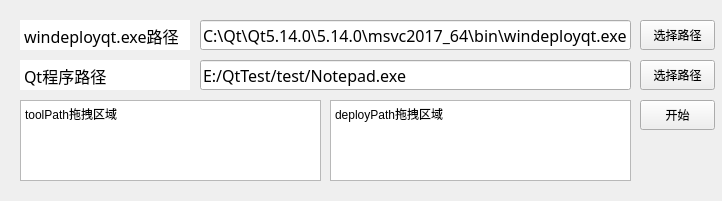
The window that mainwindow.ui (Purple-CSGO/windeployqtGUI) describes before a commit, drawn with Qt 5.
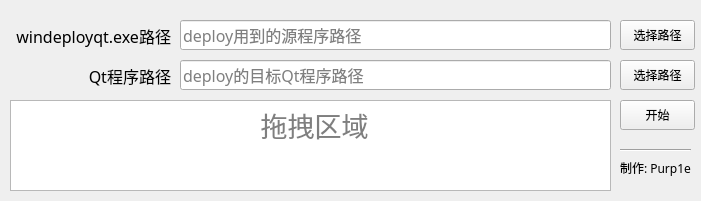
The same window after the commit.

Commit message: Realize Drag&Drop Fetching File Name Feature. Fix some errors.

What changed in the file:
```diff
--- a/mainwindow.ui
+++ b/mainwindow.ui
@@ -6,7 +6,7 @@
    <rect>
     <x>0</x>
     <y>0</y>
-    <width>722</width>
+    <width>701</width>
     <height>201</height>
    </rect>
   </property>
@@ -14,66 +14,10 @@
    <string>MainWindow</string>
   </property>
   <widget class="QWidget" name="centralwidget">
-   <widget class="QTextEdit" name="toolText">
-    <property name="geometry">
-     <rect>
-      <x>20</x>
-      <y>20</y>
-      <width>170</width>
-      <height>30</height>
-     </rect>
-    </property>
-    <property name="sizePolicy">
-     <sizepolicy hsizetype="Preferred" vsizetype="Preferred">
-      <horstretch>0</horstretch>
-      <verstretch>0</verstretch>
-     </sizepolicy>
-    </property>
-    <property name="font">
-     <font>
-      <family>Sarasa Gothic SC</family>
-      <pointsize>12</pointsize>
-     </font>
-    </property>
-    <property name="mouseTracking">
-     <bool>false</bool>
-    </property>
-    <property name="inputMethodHints">
-     <set>Qt::ImhNone</set>
-    </property>
-    <property name="frameShape">
-     <enum>QFrame::NoFrame</enum>
-    </property>
-    <property name="frameShadow">
-     <enum>QFrame::Sunken</enum>
-    </property>
-    <property name="verticalScrollBarPolicy">
-     <enum>Qt::ScrollBarAlwaysOff</enum>
-    </property>
-    <property name="lineWrapMode">
-     <enum>QTextEdit::WidgetWidth</enum>
-    </property>
-    <property name="html">
-     <string>&lt;!DOCTYPE HTML PUBLIC &quot;-//W3C//DTD HTML 4.0//EN&quot; &quot;http://www.w3.org/TR/REC-html40/strict.dtd&quot;&gt;
-&lt;html&gt;&lt;head&gt;&lt;meta name=&quot;qrichtext&quot; content=&quot;1&quot; /&gt;&lt;style type=&quot;text/css&quot;&gt;
-p, li { white-space: pre-wrap; }
-&lt;/style&gt;&lt;/head&gt;&lt;body style=&quot; font-family:'Sarasa Gothic SC'; font-size:12pt; font-weight:400; font-style:normal;&quot;&gt;
-&lt;p style=&quot; margin-top:0px; margin-bottom:0px; margin-left:0px; margin-right:0px; -qt-block-indent:0; text-indent:0px;&quot;&gt;windeployqt.exe路径&lt;/p&gt;&lt;/body&gt;&lt;/html&gt;</string>
-    </property>
-    <property name="acceptRichText">
-     <bool>false</bool>
-    </property>
-    <property name="cursorWidth">
-     <number>0</number>
-    </property>
-    <property name="textInteractionFlags">
-     <set>Qt::NoTextInteraction</set>
-    </property>
-   </widget>
    <widget class="QPushButton" name="toolPathSelect">
     <property name="geometry">
      <rect>
-      <x>640</x>
+      <x>620</x>
       <y>20</y>
       <width>75</width>
       <height>30</height>
@@ -86,7 +30,7 @@
    <widget class="QPushButton" name="deployPathSelect">
     <property name="geometry">
      <rect>
-      <x>640</x>
+      <x>620</x>
       <y>60</y>
       <width>75</width>
       <height>30</height>
@@ -96,109 +40,10 @@
      <string>选择路径</string>
     </property>
    </widget>
-   <widget class="QTextEdit" name="deployText">
-    <property name="enabled">
-     <bool>true</bool>
-    </property>
-    <property name="geometry">
-     <rect>
-      <x>20</x>
-      <y>60</y>
-      <width>170</width>
-      <height>30</height>
-     </rect>
-    </property>
-    <property name="sizePolicy">
-     <sizepolicy hsizetype="Preferred" vsizetype="Preferred">
-      <horstretch>0</horstretch>
-      <verstretch>0</verstretch>
-     </sizepolicy>
-    </property>
-    <property name="font">
-     <font>
-      <family>Sarasa Gothic SC</family>
-      <pointsize>12</pointsize>
-     </font>
-    </property>
-    <property name="mouseTracking">
-     <bool>false</bool>
-    </property>
-    <property name="layoutDirection">
-     <enum>Qt::LeftToRight</enum>
-    </property>
-    <property name="inputMethodHints">
-     <set>Qt::ImhNone</set>
-    </property>
-    <property name="frameShape">
-     <enum>QFrame::NoFrame</enum>
-    </property>
-    <property name="frameShadow">
-     <enum>QFrame::Sunken</enum>
-    </property>
-    <property name="verticalScrollBarPolicy">
-     <enum>Qt::ScrollBarAlwaysOff</enum>
-    </property>
-    <property name="lineWrapMode">
-     <enum>QTextEdit::WidgetWidth</enum>
-    </property>
-    <property name="html">
-     <string>&lt;!DOCTYPE HTML PUBLIC &quot;-//W3C//DTD HTML 4.0//EN&quot; &quot;http://www.w3.org/TR/REC-html40/strict.dtd&quot;&gt;
-&lt;html&gt;&lt;head&gt;&lt;meta name=&quot;qrichtext&quot; content=&quot;1&quot; /&gt;&lt;style type=&quot;text/css&quot;&gt;
-p, li { white-space: pre-wrap; }
-&lt;/style&gt;&lt;/head&gt;&lt;body style=&quot; font-family:'Sarasa Gothic SC'; font-size:12pt; font-weight:400; font-style:normal;&quot;&gt;
-&lt;p style=&quot; margin-top:0px; margin-bottom:0px; margin-left:0px; margin-right:0px; -qt-block-indent:0; text-indent:0px;&quot;&gt;Qt程序路径&lt;/p&gt;&lt;/body&gt;&lt;/html&gt;</string>
-    </property>
-    <property name="acceptRichText">
-     <bool>false</bool>
-    </property>
-    <property name="cursorWidth">
-     <number>0</number>
-    </property>
-    <property name="textInteractionFlags">
-     <set>Qt::NoTextInteraction</set>
-    </property>
-    <property name="placeholderText">
-     <string>选择deployqt使用的源程序</string>
-    </property>
-   </widget>
-   <widget class="QTextEdit" name="textEdit">
-    <property name="geometry">
-     <rect>
-      <x>20</x>
-      <y>100</y>
-      <width>301</width>
-      <height>81</height>
-     </rect>
-    </property>
-    <property name="html">
-     <string>&lt;!DOCTYPE HTML PUBLIC &quot;-//W3C//DTD HTML 4.0//EN&quot; &quot;http://www.w3.org/TR/REC-html40/strict.dtd&quot;&gt;
-&lt;html&gt;&lt;head&gt;&lt;meta name=&quot;qrichtext&quot; content=&quot;1&quot; /&gt;&lt;style type=&quot;text/css&quot;&gt;
-p, li { white-space: pre-wrap; }
-&lt;/style&gt;&lt;/head&gt;&lt;body style=&quot; font-family:'SimSun'; font-size:9pt; font-weight:400; font-style:normal;&quot;&gt;
-&lt;p style=&quot; margin-top:0px; margin-bottom:0px; margin-left:0px; margin-right:0px; -qt-block-indent:0; text-indent:0px;&quot;&gt;&lt;span style=&quot; font-family:'SimSun';&quot;&gt;toolPath拖拽区域&lt;/span&gt;&lt;/p&gt;&lt;/body&gt;&lt;/html&gt;</string>
-    </property>
-   </widget>
-   <widget class="QTextEdit" name="textEdit_2">
-    <property name="geometry">
-     <rect>
-      <x>330</x>
-      <y>100</y>
-      <width>301</width>
-      <height>81</height>
-     </rect>
-    </property>
-    <property name="html">
-     <string>&lt;!DOCTYPE HTML PUBLIC &quot;-//W3C//DTD HTML 4.0//EN&quot; &quot;http://www.w3.org/TR/REC-html40/strict.dtd&quot;&gt;
-&lt;html&gt;&lt;head&gt;&lt;meta name=&quot;qrichtext&quot; content=&quot;1&quot; /&gt;&lt;style type=&quot;text/css&quot;&gt;
-p, li { white-space: pre-wrap; }
-&lt;/style&gt;&lt;/head&gt;&lt;body style=&quot; font-family:'SimSun'; font-size:9pt; font-weight:400; font-style:normal;&quot;&gt;
-&lt;p style=&quot; margin-top:0px; margin-bottom:0px; margin-left:0px; margin-right:0px; -qt-block-indent:0; text-indent:0px;&quot;&gt;&lt;span style=&quot; font-family:'SimSun';&quot;&gt;deployPath拖拽区域&lt;/span&gt;&lt;/p&gt;&lt;/body&gt;&lt;/html&gt;</string>
-    </property>
-   </widget>
    <widget class="QPushButton" name="Start">
     <property name="geometry">
      <rect>
-      <x>640</x>
+      <x>620</x>
       <y>100</y>
       <width>75</width>
       <height>30</height>
@@ -211,7 +56,7 @@
    <widget class="QLineEdit" name="toolPath">
     <property name="geometry">
      <rect>
-      <x>200</x>
+      <x>180</x>
       <y>20</y>
       <width>431</width>
       <height>30</height>
@@ -224,7 +69,10 @@
      </font>
     </property>
     <property name="text">
-     <string>C:\Qt\Qt5.14.0\5.14.0\msvc2017_64\bin\windeployqt.exe</string>
+     <string/>
+    </property>
+    <property name="dragEnabled">
+     <bool>true</bool>
     </property>
     <property name="placeholderText">
      <string>deploy用到的源程序路径</string>
@@ -233,7 +81,7 @@
    <widget class="QLineEdit" name="deployPath">
     <property name="geometry">
      <rect>
-      <x>200</x>
+      <x>180</x>
       <y>60</y>
       <width>431</width>
       <height>30</height>
@@ -246,12 +94,128 @@
      </font>
     </property>
     <property name="text">
-     <string>E:/QtTest/test/Notepad.exe</string>
+     <string/>
+    </property>
+    <property name="dragEnabled">
+     <bool>true</bool>
+    </property>
+    <property name="readOnly">
+     <bool>false</bool>
     </property>
     <property name="placeholderText">
      <string>deploy的目标Qt程序路径</string>
     </property>
    </widget>
+   <widget class="QLabel" name="labelTool">
+    <property name="geometry">
+     <rect>
+      <x>10</x>
+      <y>20</y>
+      <width>161</width>
+      <height>31</height>
+     </rect>
+    </property>
+    <property name="font">
+     <font>
+      <family>Sarasa Gothic SC</family>
+      <pointsize>12</pointsize>
+     </font>
+    </property>
+    <property name="layoutDirection">
+     <enum>Qt::LeftToRight</enum>
+    </property>
+    <property name="text">
+     <string>windeployqt.exe路径</string>
+    </property>
+    <property name="alignment">
+     <set>Qt::AlignRight|Qt::AlignTrailing|Qt::AlignVCenter</set>
+    </property>
+   </widget>
+   <widget class="QLabel" name="labelDeploy">
+    <property name="geometry">
+     <rect>
+      <x>10</x>
+      <y>60</y>
+      <width>161</width>
+      <height>31</height>
+     </rect>
+    </property>
+    <property name="font">
+     <font>
+      <family>Sarasa Gothic SC</family>
+      <pointsize>12</pointsize>
+     </font>
+    </property>
+    <property name="layoutDirection">
+     <enum>Qt::LeftToRight</enum>
+    </property>
+    <property name="text">
+     <string>Qt程序路径</string>
+    </property>
+    <property name="alignment">
+     <set>Qt::AlignRight|Qt::AlignTrailing|Qt::AlignVCenter</set>
+    </property>
+   </widget>
+   <widget class="QLabel" name="label_3">
+    <property name="geometry">
+     <rect>
+      <x>620</x>
+      <y>160</y>
+      <width>81</width>
+      <height>16</height>
+     </rect>
+    </property>
+    <property name="font">
+     <font>
+      <family>Sarasa Gothic SC</family>
+     </font>
+    </property>
+    <property name="text">
+     <string>制作: Purp1e</string>
+    </property>
+   </widget>
+   <widget class="Line" name="line">
+    <property name="geometry">
+     <rect>
+      <x>620</x>
+      <y>140</y>
+      <width>71</width>
+      <height>20</height>
+     </rect>
+    </property>
+    <property name="orientation">
+     <enum>Qt::Horizontal</enum>
+    </property>
+   </widget>
+   <widget class="QTextEdit" name="dragArea">
+    <property name="geometry">
+     <rect>
+      <x>10</x>
+      <y>100</y>
+      <width>601</width>
+      <height>91</height>
+     </rect>
+    </property>
+    <property name="font">
+     <font>
+      <family>Sarasa Gothic SC</family>
+      <pointsize>20</pointsize>
+     </font>
+    </property>
+    <property name="markdown">
+     <string/>
+    </property>
+    <property name="html">
+     <string>&lt;!DOCTYPE HTML PUBLIC &quot;-//W3C//DTD HTML 4.0//EN&quot; &quot;http://www.w3.org/TR/REC-html40/strict.dtd&quot;&gt;
+&lt;html&gt;&lt;head&gt;&lt;meta name=&quot;qrichtext&quot; content=&quot;1&quot; /&gt;&lt;style type=&quot;text/css&quot;&gt;
+p, li { white-space: pre-wrap; }
+&lt;/style&gt;&lt;/head&gt;&lt;body style=&quot; font-family:'Sarasa Gothic SC'; font-size:20pt; font-weight:400; font-style:normal;&quot;&gt;
+&lt;p style=&quot;-qt-paragraph-type:empty; margin-top:0px; margin-bottom:0px; margin-left:0px; margin-right:0px; -qt-block-indent:0; text-indent:0px;&quot;&gt;&lt;br /&gt;&lt;/p&gt;&lt;/body&gt;&lt;/html&gt;</string>
+    </property>
+    <property name="placeholderText">
+     <string>                                   拖拽区域</string>
+    </property>
+   </widget>
   </widget>
  </widget>
  <resources/>
```
Left out of the diff: 3 changed lines with no effect on the pictures. The commit also changes 3 other files.
